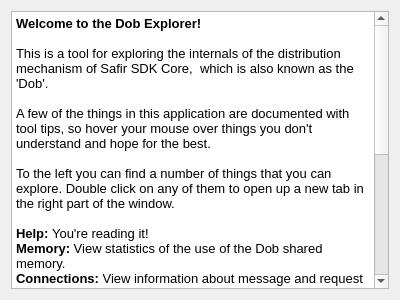
Old version of the form src/dose/dose_dobexplorer.ss/src/About.ui in the repository SafirSDK/safir-sdk-core.
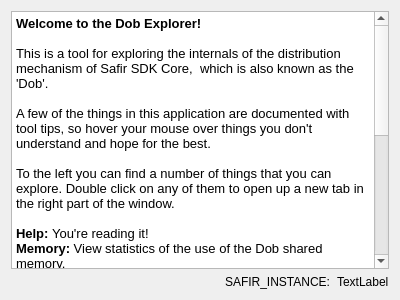
New version of the form.

Commit message: Add display of SAFIR_INSTANCE to dobexplorer. Solves #384

```diff
--- a/src/dose/dose_dobexplorer.ss/src/About.ui
+++ b/src/dose/dose_dobexplorer.ss/src/About.ui
@@ -23,7 +23,7 @@
       <string>&lt;!DOCTYPE HTML PUBLIC &quot;-//W3C//DTD HTML 4.0//EN&quot; &quot;http://www.w3.org/TR/REC-html40/strict.dtd&quot;&gt;
 &lt;html&gt;&lt;head&gt;&lt;meta name=&quot;qrichtext&quot; content=&quot;1&quot; /&gt;&lt;style type=&quot;text/css&quot;&gt;
 p, li { white-space: pre-wrap; }
-&lt;/style&gt;&lt;/head&gt;&lt;body style=&quot; font-family:'Sans Serif'; font-size:9pt; font-weight:400; font-style:normal;&quot;&gt;
+&lt;/style&gt;&lt;/head&gt;&lt;body style=&quot; font-family:'Cantarell'; font-size:9pt; font-weight:400; font-style:normal;&quot;&gt;
 &lt;p style=&quot; margin-top:0px; margin-bottom:0px; margin-left:0px; margin-right:0px; -qt-block-indent:0; text-indent:0px;&quot;&gt;&lt;span style=&quot; font-family:'Sans'; font-size:10pt; font-weight:600;&quot;&gt;Welcome to the Dob Explorer!&lt;/span&gt;&lt;/p&gt;
 &lt;p style=&quot;-qt-paragraph-type:empty; margin-top:0px; margin-bottom:0px; margin-left:0px; margin-right:0px; -qt-block-indent:0; text-indent:0px; font-family:'Sans'; font-size:10pt; font-weight:600;&quot;&gt;&lt;br /&gt;&lt;/p&gt;
 &lt;p style=&quot; margin-top:0px; margin-bottom:0px; margin-left:0px; margin-right:0px; -qt-block-indent:0; text-indent:0px;&quot;&gt;&lt;span style=&quot; font-family:'Sans'; font-size:10pt;&quot;&gt;This is a tool for exploring the internals of the distribution mechanism of Safir SDK Core,  which is also known as the 'Dob'.&lt;/span&gt;&lt;/p&gt;
@@ -43,6 +43,24 @@
      </property>
     </widget>
    </item>
+   <item>
+    <layout class="QHBoxLayout" name="horizontalLayout" stretch="1,0">
+     <item alignment="Qt::AlignRight">
+      <widget class="QLabel" name="label_2">
+       <property name="text">
+        <string>SAFIR_INSTANCE:</string>
+       </property>
+      </widget>
+     </item>
+     <item>
+      <widget class="QLabel" name="safirInstance">
+       <property name="text">
+        <string>TextLabel</string>
+       </property>
+      </widget>
+     </item>
+    </layout>
+   </item>
   </layout>
  </widget>
  <resources/>
```
The commit also changes 1 other file.
